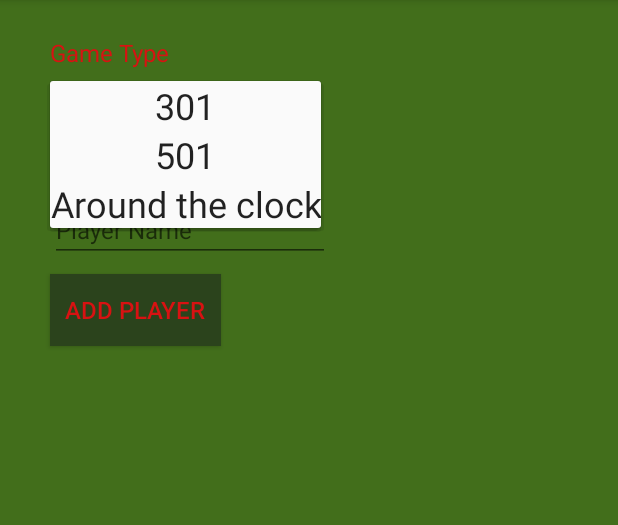
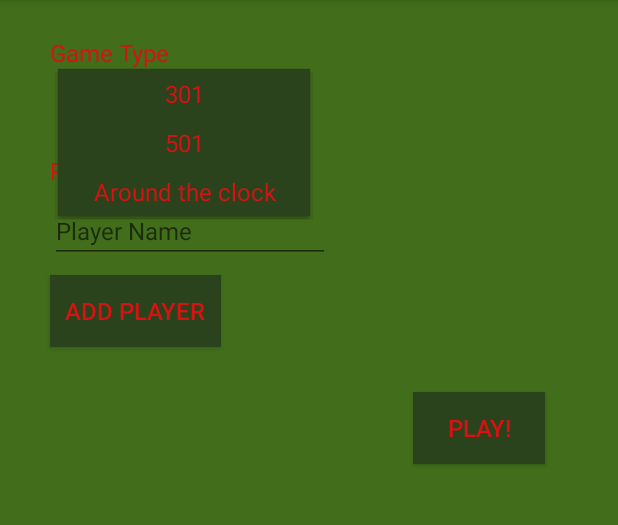
Before and after one commit to Dgeeroms/DartsGames, an Android app: the NewGameFragment screen opened through its navigation route, after a tap on "301", on a phone screen of 412 x 824 dp, the part 84-609 px from its top. Run offline under Robolectric (Android 15) with nearby library versions, the phone set to English and light mode, and no system bars; our stand-ins replace data binding.

Commit message:
added recyclerview

```diff
--- a/app/src/main/java/com/davygeeroms/dartsgames/entities/Player.kt
+++ b/app/src/main/java/com/davygeeroms/dartsgames/entities/Player.kt
@@ -1,3 +1,3 @@
 package com.davygeeroms.dartsgames.entities
 
-class Player(val name:String, val color: String = "#FFFFFF")
+class Player(val number: Int, val name:String, val color: String = "#ff0000")
--- a/app/src/main/java/com/davygeeroms/dartsgames/fragments/NewGameFragment.kt
+++ b/app/src/main/java/com/davygeeroms/dartsgames/fragments/NewGameFragment.kt
@@ -1,5 +1,6 @@
 package com.davygeeroms.dartsgames.fragments
 
+import com.davygeeroms.dartsgames.adapters.PlayersAdapter
 import android.os.Bundle
 import androidx.fragment.app.Fragment
 import android.view.LayoutInflater
@@ -8,21 +9,25 @@ import android.view.ViewGroup
 import android.widget.ArrayAdapter
 import androidx.databinding.DataBindingUtil
 import androidx.fragment.app.activityViewModels
+import androidx.lifecycle.Observer
 import androidx.lifecycle.ViewModelProvider
-import androidx.lifecycle.ViewModelProviders
+import androidx.recyclerview.widget.LinearLayoutManager
+import androidx.recyclerview.widget.RecyclerView
 import com.davygeeroms.dartsgames.R
-import com.davygeeroms.dartsgames.databinding.FragmentMainMenuBinding
 import com.davygeeroms.dartsgames.databinding.FragmentNewGameBinding
 import com.davygeeroms.dartsgames.entities.Player
 import com.davygeeroms.dartsgames.enums.GameModes
-import com.davygeeroms.dartsgames.viewmodels.MainMenuViewModel
 import com.davygeeroms.dartsgames.viewmodels.NewGameViewModel
-import com.davygeeroms.dartsgames.viewmodels.ViewModelFactory
+import kotlinx.android.synthetic.main.fragment_new_game.*
+import kotlinx.android.synthetic.main.fragment_new_game.view.*
 
 class NewGameFragment : Fragment() {
 
     private val vm: NewGameViewModel by activityViewModels()
     private lateinit var binding: FragmentNewGameBinding
+    private lateinit var linearLayoutManager: LinearLayoutManager
+    private lateinit var playersAdapter: PlayersAdapter
+    private lateinit var newPlayerRecyclerView: RecyclerView
 
     lateinit var vmFactory: ViewModelProvider.Factory
 
@@ -33,13 +38,12 @@ class NewGameFragment : Fragment() {
 
         //application
         val application = requireNotNull(this.activity).application
-
+        //binding
         binding = DataBindingUtil.inflate(inflater, R.layout.fragment_new_game, container, false)
 
         //spinner
         var gameModes:MutableList<String> = mutableListOf<String>()
         enumValues<GameModes>().forEach { gameModes.add(it.mode) }
-
         val realmSpinner = binding.spinnerGameTypes
         var spinnerAdapter = this.context?.let { ArrayAdapter(it, R.layout.spinneritem,  gameModes) }
         if (spinnerAdapter != null) {
@@ -47,10 +51,30 @@ class NewGameFragment : Fragment() {
             realmSpinner.adapter = spinnerAdapter
         }
 
+        //recycler
+        newPlayerRecyclerView = binding.recyclerView
+        linearLayoutManager = LinearLayoutManager(this.context)
+        newPlayerRecyclerView.layoutManager = linearLayoutManager
+        playersAdapter = PlayersAdapter(vm.players.value as ArrayList<Player>)
+        newPlayerRecyclerView.adapter = playersAdapter
+
+        //addPlayerbutton
         binding.butAddPlayer.setOnClickListener {
-            vm.addPlayer(Player(binding.editTextPlayerName.text.toString()))
+            insertPlayer(it);
         }
-
         return binding.root
     }
+
+    private fun insertPlayer(view: View){
+
+        val player = Player(playersAdapter.itemCount - 1, view.editTextPlayerName.text.toString())
+        vm.addPlayer(player)
+
+        playersAdapter.notifyItemInserted(player.number)
+
+    }
+
+    fun removePlayer(view:View){
+
+    }
 }
--- a/app/src/main/res/layout/fragment_new_game.xml
+++ b/app/src/main/res/layout/fragment_new_game.xml
@@ -23,13 +23,16 @@
 
         <Spinner
             android:id="@+id/spinnerGameTypes"
-            android:layout_width="wrap_content"
+            android:layout_width="0dp"
             android:layout_height="wrap_content"
-            android:layout_marginTop="8dp"
+            android:padding="5dp"
+            android:layout_marginEnd="200dp"
+            android:spinnerMode="dropdown"
             app:layout_constraintBottom_toTopOf="@+id/lblPlayer"
+            app:layout_constraintEnd_toEndOf="parent"
+            app:layout_constraintHorizontal_bias="0.29"
             app:layout_constraintStart_toStartOf="@+id/lblGameType"
-            app:layout_constraintTop_toBottomOf="@+id/lblGameType"
-            android:spinnerMode="dropdown"/>
+            app:layout_constraintTop_toBottomOf="@+id/lblGameType" />
 
         <TextView
             android:id="@+id/lblPlayer"
@@ -57,24 +60,40 @@
 
         <Button
             android:id="@+id/butAddPlayer"
+            style="@style/regularButton"
             android:layout_width="wrap_content"
             android:layout_height="wrap_content"
             android:layout_marginTop="8dp"
-            android:layout_marginBottom="32dp"
+            android:layout_marginBottom="30dp"
             android:text="@string/add_player"
             app:layout_constraintBottom_toTopOf="@+id/recyclerView"
             app:layout_constraintStart_toStartOf="@+id/editTextPlayerName"
-            app:layout_constraintTop_toBottomOf="@+id/editTextPlayerName"
+            app:layout_constraintTop_toBottomOf="@+id/editTextPlayerName" />
+
+        <Button
             style="@style/regularButton"
-            />
+            android:id="@+id/playbutton"
+            android:layout_width="wrap_content"
+            android:layout_height="wrap_content"
+            android:layout_marginTop="30dp"
+            android:layout_marginBottom="30dp"
+            android:text="@string/play"
+            app:layout_constraintBottom_toTopOf="@+id/recyclerView"
+            app:layout_constraintEnd_toEndOf="parent"
+            app:layout_constraintHorizontal_bias="0.85"
+            app:layout_constraintStart_toStartOf="parent"
+            app:layout_constraintTop_toBottomOf="@+id/butAddPlayer" />
 
         <androidx.recyclerview.widget.RecyclerView
             android:id="@+id/recyclerView"
+            style="@style/recycler_item_player"
             android:layout_width="0dp"
-            android:layout_height="wrap_content"
+            android:layout_height="0dp"
+            android:layout_centerHorizontal="true"
             app:layout_constraintBottom_toBottomOf="parent"
             app:layout_constraintEnd_toEndOf="parent"
-            app:layout_constraintStart_toStartOf="parent" />
+            app:layout_constraintStart_toStartOf="parent"
+            app:layout_constraintTop_toBottomOf="@+id/playbutton" />
 
 
     </androidx.constraintlayout.widget.ConstraintLayout>
--- a/app/src/main/res/layout/spinneritem.xml
+++ b/app/src/main/res/layout/spinneritem.xml
@@ -1,7 +1,7 @@
 <?xml version="1.0" encoding="utf-8"?>
 <TextView xmlns:android="http://schemas.android.com/apk/res/android"
     android:layout_width="match_parent" android:layout_height="match_parent"
-    style="@style/label"
+    style="@style/spinner_item"
     android:layout_margin="8dp">
 
 </TextView>
--- a/app/src/main/res/values/strings.xml
+++ b/app/src/main/res/values/strings.xml
@@ -11,4 +11,5 @@
     <string name="player">Player</string>
     <string name="player_name">Player Name</string>
     <string name="add_player">Add Player</string>
+    <string name="play">PLAY!</string>
 </resources>
--- a/app/src/main/res/values/styles.xml
+++ b/app/src/main/res/values/styles.xml
@@ -42,13 +42,32 @@
         <item name="android:textSize">16sp</item>
     </style>
 
+    <style name="spinner_item">
+        <item name="android:layout_width">match_parent</item>
+        <item name="android:layout_height">wrap_content</item>
+        <item name="android:layout_margin">5dp</item>
+        <item name="android:textColor">#D81212</item>
+        <item name="android:textSize">16sp</item>
+        <item name="android:background">#2B431C</item>
+        <item name="android:textAlignment">center</item>
+    </style>
+
     <style name="spinner_dropdown">
         <item name="android:layout_width">match_parent</item>
         <item name="android:layout_height">match_parent</item>
-        <item name="android:textSize">24sp</item>
+        <item name="android:textSize">16sp</item>
         <item name="android:textAlignment">center</item>
         <item name="android:ellipsize">marquee</item>
         <item name="android:singleLine">true</item>
+        <item name="android:textColor">#D81212</item>
+        <item name="android:background">#2B431C</item>
+        <item name="android:padding">5dp</item>
+    </style>
+
+    <style name="recycler_item_player">
+        <item name="android:textSize">16sp</item>
+        <item name="android:textColor">#000000</item>
+
     </style>
 
 </resources>
```
Also changed, not shown: app/src/main/java/com/davygeeroms/dartsgames/adapters/PlayersAdapter.kt (added, +76 -0 lines), app/src/main/java/com/davygeeroms/dartsgames/inflate.kt (added, +10 -0 lines), app/src/main/java/com/davygeeroms/dartsgames/viewmodels/NewGameViewModel.kt (+4 -6 lines), app/src/main/res/layout/recyclerplayersitem.xml (added, +28 -0 lines).
